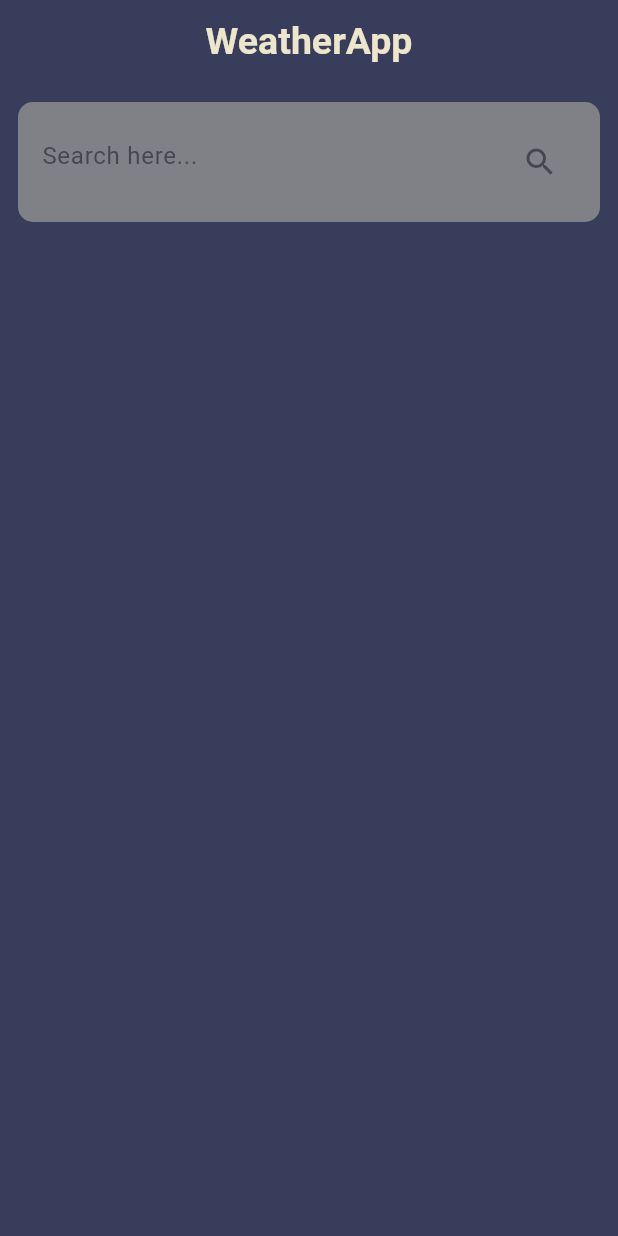
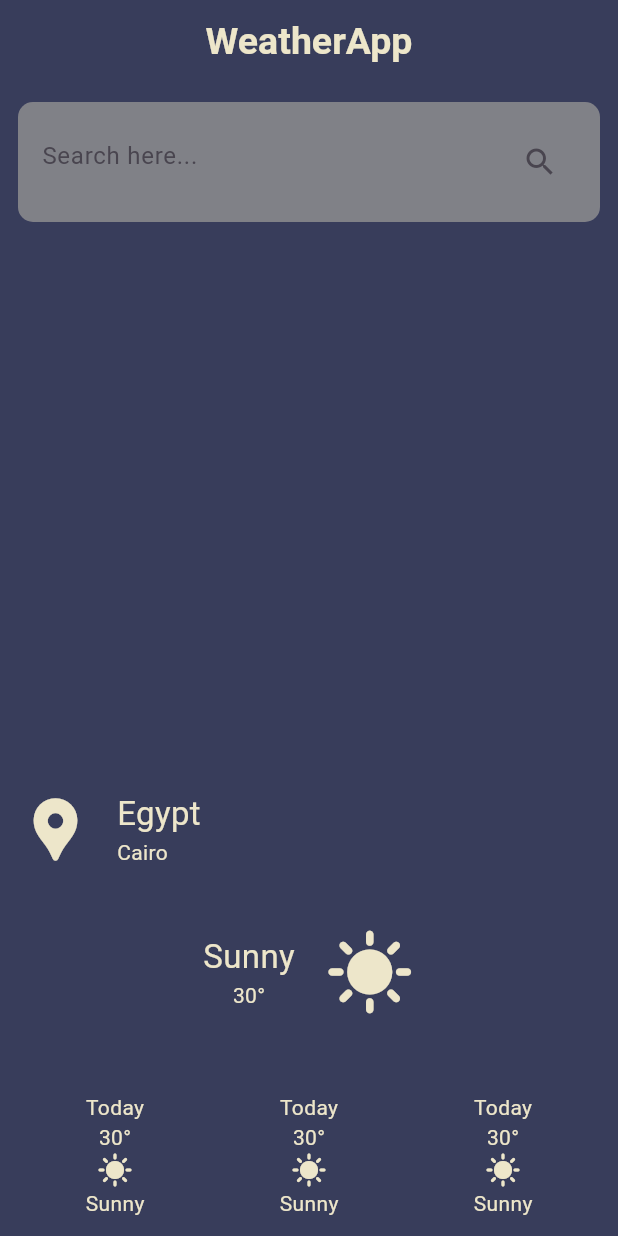
Before and after one commit to si3aa/weather_Application, a Flutter app: the screen it shows after launch, on a phone screen of 412 x 824 dp. Run offline on Flutter 3.47's test engine with Material 3 defaults, Android fonts, the phone set to English and light mode, and no system bars.

Commit message:
create Weather Body and custom Weather card

```diff
--- /dev/null
+++ b/lib/components/custom_card.dart
@@ -0,0 +1,37 @@
+import 'package:flutter/material.dart';
+import 'package:weather/constant/colors.dart';
+
+class WeatherCard extends StatefulWidget {
+  const WeatherCard({super.key});
+
+  @override
+  State<WeatherCard> createState() => _WeatherCardState();
+}
+
+class _WeatherCardState extends State<WeatherCard> {
+  @override
+  Widget build(BuildContext context) {
+    return const Expanded(
+      child: Column(
+        children: [
+          Text(
+            'Today',
+            style: TextStyle(color: AppColor.textColor),
+          ),
+          Text(
+            '30°',
+            style: TextStyle(color: AppColor.textColor),
+          ),
+          Icon(
+            Icons.sunny,
+            color: AppColor.textColor,
+          ),
+          Text(
+            'Sunny',
+            style: TextStyle(color: AppColor.textColor),
+          ),
+        ],
+      ),
+    );
+  }
+}
--- a/lib/pages/home_page.dart
+++ b/lib/pages/home_page.dart
@@ -1,6 +1,7 @@
 import 'package:flutter/material.dart';
 import 'package:weather/constant/colors.dart';
 import 'package:weather/pages/custom_search_text_filed.dart';
+import 'package:weather/pages/weather_body.dart';
 
 class HomePage extends StatefulWidget {
   static String routeName = "home";
@@ -31,6 +32,8 @@ class _HomePageState extends State<HomePage> {
         child: Column(
           children: [
             SearchTextFiled(),
+            Spacer(),
+            WeatherBody()
           ],
         ),
       ),
--- /dev/null
+++ b/lib/pages/weather_body.dart
@@ -0,0 +1,80 @@
+import 'package:flutter/material.dart';
+import 'package:weather/components/custom_card.dart';
+import 'package:weather/constant/colors.dart';
+
+class WeatherBody extends StatelessWidget {
+  const WeatherBody({super.key});
+
+  @override
+  Widget build(BuildContext context) {
+    return const Column(
+      children: [
+        Row(
+          crossAxisAlignment: CrossAxisAlignment.end,
+          children: [
+            Icon(
+              Icons.location_pin,
+              color: AppColor.textColor,
+              size: 50,
+            ),
+            SizedBox(
+              width: 16,
+            ),
+            Column(
+              crossAxisAlignment: CrossAxisAlignment.start,
+              children: [
+                Text(
+                  "Egypt",
+                  style: TextStyle(fontSize: 22, color: AppColor.textColor),
+                ),
+                Text(
+                  "Cairo",
+                  style: TextStyle(color: AppColor.textColor),
+                )
+              ],
+            )
+          ],
+        ),
+        SizedBox(
+          height: 40,
+        ),
+        Row(
+          mainAxisAlignment: MainAxisAlignment.center,
+          children: [
+            Column(
+              children: [
+                Text(
+                  "Sunny",
+                  style: TextStyle(fontSize: 22, color: AppColor.textColor),
+                ),
+                Text(
+                  "30°",
+                  style: TextStyle(color: AppColor.textColor),
+                )
+              ],
+            ),
+            SizedBox(
+              width: 20,
+            ),
+            Icon(
+              Icons.sunny,
+              color: AppColor.textColor,
+              size: 60,
+            )
+          ],
+        ),
+        SizedBox(
+          height: 50,
+        ),
+        Row(
+          children: [
+            WeatherCard(),
+            WeatherCard(),
+            WeatherCard(),
+
+          ],
+        )
+      ],
+    );
+  }
+}
```
